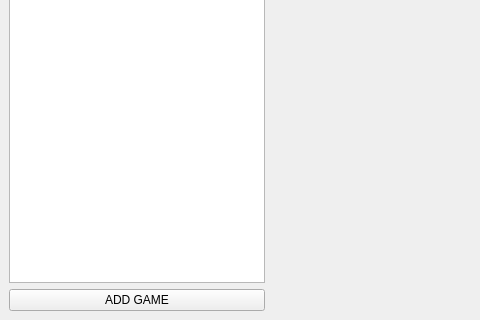
Above: Resource/UI/Library.ui from Proj-Ascension/Client before the change; both pictures show x 0 to 480 and y 112 to 432 of the 787 by 432 pixel window. Below: the same form after it.
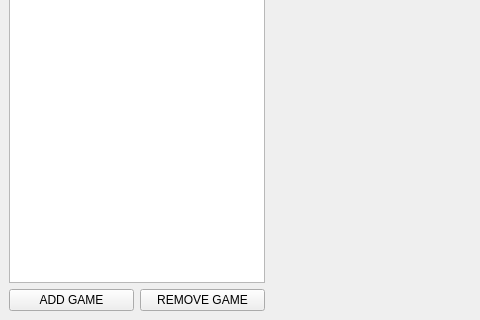
That is the form after the change.

Commit message: Add and remove games from UI; Listview with games

What changed in the file:
```diff
--- a/Resource/UI/Library.ui
+++ b/Resource/UI/Library.ui
@@ -70,6 +70,8 @@
         <item>
          <widget class="QListView" name="listView"/>
         </item>
+        <item>
+         <layout class="QHBoxLayout" name="horizontalLayout">
         <item>
          <widget class="QPushButton" name="addGame">
           <property name="styleSheet">
@@ -82,6 +84,15 @@
            <bool>false</bool>
           </property>
          </widget>
+          </item>
+          <item>
+           <widget class="QPushButton" name="removeGame">
+            <property name="text">
+             <string>REMOVE GAME</string>
+            </property>
+           </widget>
+          </item>
+         </layout>
         </item>
        </layout>
       </widget>
```
Left out of the diff: 2 changed lines with no effect on the pictures. Lines whose indentation alone changed are shown as unchanged. The commit also changes 2 other files.
